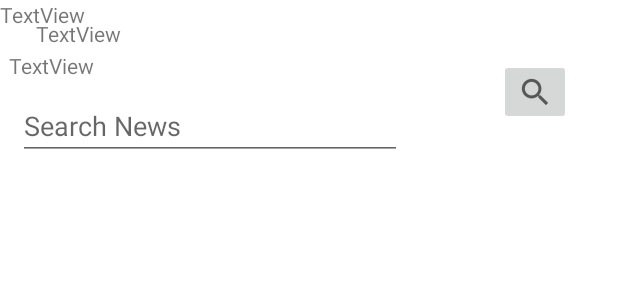
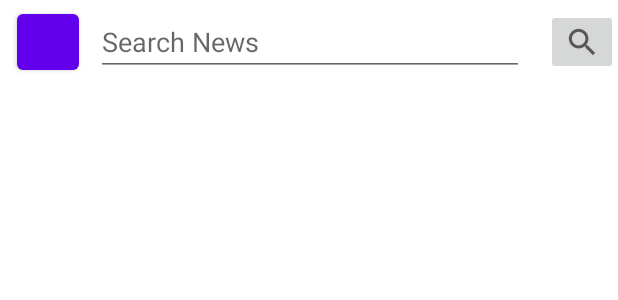
Before and after one commit to berkeavci/BerkeCanAvci_HW2, an Android app: the layout activity_main.xml on its own in the app's theme, with its tools: preview values and no code run, on a phone screen of 412 x 824 dp. Shown: the top 300 px of the screen. Run offline under Robolectric (Android 15) with nearby library versions, the phone set to English and light mode, and no system bars; network calls fail.

Commit message:
fix and refactor

```diff
--- a/app/src/main/java/com/avci/hw2/InitialActivity.java
+++ b/app/src/main/java/com/avci/hw2/InitialActivity.java
@@ -14,10 +14,9 @@ import android.view.View;
 import android.view.WindowManager;
 import android.widget.Button;
 import android.widget.EditText;
-import android.widget.TextView;
 import android.widget.Toast;
 
-import com.google.gson.JsonObject;
+import com.avci.hw2.data.database.DatabaseHelper;
 
 import org.json.JSONArray;
 import org.json.JSONException;
@@ -25,11 +24,9 @@ import org.json.JSONObject;
 
 import java.io.BufferedWriter;
 import java.io.File;
-import java.io.FileReader;
 import java.io.FileWriter;
 import java.io.IOException;
 import java.io.InputStream;
-import java.util.ArrayList;
 
 public class InitialActivity extends AppCompatActivity {
 
@@ -186,6 +183,7 @@ public class InitialActivity extends AppCompatActivity {
             @Override
             public void onClick(View v) {
                 Intent intent = new Intent(getBaseContext(), MainActivity.class);
+                dialogPrompt.dismiss();
                 startActivity(intent);
             }
         });
--- a/app/src/main/java/com/avci/hw2/ImageReplacement.java
+++ b/app/src/main/java/com/avci/hw2/data/ImageReplacement.java
@@ -1,4 +1,4 @@
-package com.avci.hw2;
+package com.avci.hw2.data;
 
 import android.content.Context;
 import android.widget.ImageView;
--- a/app/src/main/java/com/avci/hw2/RssFeedDataManager.java
+++ b/app/src/main/java/com/avci/hw2/data/RssFeedDataManager.java
@@ -1,4 +1,4 @@
-package com.avci.hw2;
+package com.avci.hw2.data;
 
 import android.content.Context;
 import android.util.Log;
@@ -9,6 +9,7 @@ import com.android.volley.Response;
 import com.android.volley.VolleyError;
 import com.android.volley.toolbox.StringRequest;
 import com.android.volley.toolbox.Volley;
+import com.avci.hw2.data.entities.RssObject;
 
 import org.json.JSONException;
 import org.json.JSONObject;
--- a/app/src/main/java/com/avci/hw2/DatabaseHelper.java
+++ b/app/src/main/java/com/avci/hw2/data/database/DatabaseHelper.java
@@ -1,4 +1,4 @@
-package com.avci.hw2;
+package com.avci.hw2.data.database;
 
 import android.content.ContentValues;
 import android.content.Context;
@@ -54,7 +54,7 @@ public class DatabaseHelper extends  SQLiteOpenHelper {
         Cursor cursor = db.query(tableName, columns, null, null, null, null,null);
         return cursor;
     }
-    public Cursor getSomeRecords( String tableName, String[] columns,String whereCondition ){
+    public Cursor getSomeRecords( String tableName, String[] columns, String whereCondition ){
         Cursor cursor = db.query(tableName, columns, whereCondition, null, null, null, null);
         return cursor;
     }
--- a/app/src/main/java/com/avci/hw2/Feed.java
+++ b/app/src/main/java/com/avci/hw2/data/entities/Feed.java
@@ -1,10 +1,7 @@
-package com.avci.hw2;
+package com.avci.hw2.data.entities;
 
-import org.json.JSONArray;
 import org.json.JSONException;
 import org.json.JSONObject;
-
-import java.util.ArrayList;
 
 public class Feed {
 
--- a/app/src/main/java/com/avci/hw2/Item.java
+++ b/app/src/main/java/com/avci/hw2/data/entities/Item.java
@@ -1,13 +1,14 @@
-package com.avci.hw2;
+package com.avci.hw2.data.entities;
 
 import android.os.Parcel;
 import android.os.Parcelable;
+
+import com.avci.hw2.data.Utility;
 
 import org.json.JSONArray;
 import org.json.JSONException;
 import org.json.JSONObject;
 
-import java.io.Serializable;
 import java.util.ArrayList;
 
 public class Item implements Parcelable {
--- a/app/src/main/java/com/avci/hw2/RssObject.java
+++ b/app/src/main/java/com/avci/hw2/data/entities/RssObject.java
@@ -1,4 +1,4 @@
-package com.avci.hw2;
+package com.avci.hw2.data.entities;
 
 import org.json.JSONException;
 import org.json.JSONObject;
--- a/app/src/main/res/layout/activity_main.xml
+++ b/app/src/main/res/layout/activity_main.xml
@@ -12,62 +12,55 @@
         android:layout_width="0dp"
         android:layout_height="0dp"
         android:layout_marginStart="19dp"
-        android:layout_marginTop="33dp"
         android:layout_marginEnd="19dp"
         android:layout_marginBottom="14dp"
         app:layout_constraintBottom_toBottomOf="parent"
         app:layout_constraintEnd_toEndOf="parent"
         app:layout_constraintStart_toStartOf="parent"
-        app:layout_constraintTop_toBottomOf="@+id/searchNews" />
+        app:layout_constraintTop_toBottomOf="@+id/search_holder" />
+
+    <androidx.constraintlayout.widget.ConstraintLayout
+        android:id="@+id/search_holder"
+        android:layout_width="match_parent"
+        android:layout_height="wrap_content"
+        app:layout_constraintEnd_toEndOf="parent"
+        app:layout_constraintStart_toStartOf="parent"
+        app:layout_constraintTop_toTopOf="parent">
+
+        <Button
+            android:id="@+id/refill_btn"
+            android:layout_width="41dp"
+            android:layout_height="49dp"
+            app:layout_constraintBottom_toBottomOf="parent"
+            app:layout_constraintEnd_toStartOf="@+id/searchNews"
+            app:layout_constraintStart_toStartOf="parent"
+            app:layout_constraintTop_toTopOf="parent" />
+
 
         <ImageButton
             android:id="@+id/searchBtn"
             android:layout_width="wrap_content"
             android:layout_height="wrap_content"
-        android:layout_marginTop="39dp"
-        android:layout_marginEnd="31dp"
+            app:layout_constraintBottom_toBottomOf="parent"
             app:layout_constraintEnd_toEndOf="parent"
             app:layout_constraintTop_toTopOf="parent"
             app:srcCompat="?android:attr/actionModeWebSearchDrawable" />
 
         <EditText
             android:id="@+id/searchNews"
-        android:layout_width="wrap_content"
-        android:layout_height="wrap_content"
-        android:layout_marginStart="12dp"
-        android:layout_marginTop="8dp"
+            android:layout_width="285dp"
+            android:layout_height="45dp"
+            android:layout_margin="5dp"
             android:ems="12"
             android:hint="Search News"
             android:inputType="textPersonName"
-        app:layout_constraintStart_toStartOf="parent"
-        app:layout_constraintTop_toBottomOf="@+id/fav_news_websiteTV" />
-
-    <TextView
-        android:id="@+id/userTV"
-        android:layout_width="wrap_content"
-        android:layout_height="wrap_content"
-        android:layout_marginStart="24dp"
-        android:layout_marginBottom="2dp"
-        android:text="TextView"
-        app:layout_constraintBottom_toTopOf="@+id/fav_news_websiteTV"
-        app:layout_constraintStart_toStartOf="parent" />
-
-    <TextView
-        android:id="@+id/fav_cryptoTV"
-        android:layout_width="wrap_content"
-        android:layout_height="wrap_content"
-        android:text="TextView"
-        app:layout_constraintStart_toStartOf="parent"
-        app:layout_constraintTop_toTopOf="parent" />
-
-    <TextView
-        android:id="@+id/fav_news_websiteTV"
-        android:layout_width="wrap_content"
-        android:layout_height="wrap_content"
-        android:layout_marginStart="6dp"
-        android:layout_marginTop="34dp"
-        android:text="TextView"
+            app:layout_constraintBottom_toBottomOf="parent"
+            app:layout_constraintEnd_toStartOf="@+id/searchBtn"
+            app:layout_constraintHorizontal_bias="0.859"
             app:layout_constraintStart_toStartOf="parent"
             app:layout_constraintTop_toTopOf="parent" />
 
     </androidx.constraintlayout.widget.ConstraintLayout>
+
+
+</androidx.constraintlayout.widget.ConstraintLayout>
--- a/app/src/main/res/layout/dialog_choice.xml
+++ b/app/src/main/res/layout/dialog_choice.xml
@@ -1,7 +1,7 @@
 <?xml version="1.0" encoding="utf-8"?>
 <LinearLayout xmlns:android="http://schemas.android.com/apk/res/android"
-    android:layout_width="match_parent"
-    android:layout_height="match_parent"
+    android:layout_width="300dp"
+    android:layout_height="wrap_content"
     android:id="@+id/dialog_linear_layout"
     android:orientation="vertical">
 
```
Also changed, not shown: app/build.gradle (+0 -9 lines), app/src/main/java/com/avci/hw2/FeedHolderActivity.java (+48 -38 lines), app/src/main/java/com/avci/hw2/MainActivity.java (+24 -57 lines), app/src/main/java/com/avci/hw2/NewsActivity.java (+3 -4 lines), app/src/main/java/com/avci/hw2/adapters/CustomSpinnerAdapter.java (renamed from app/src/main/java/com/avci/hw2/CustomSpinnerAdapter.java, +15 -2 lines), app/src/main/java/com/avci/hw2/adapters/RecyclerViewAdapter.java (renamed from app/src/main/java/com/avci/hw2/RecyclerViewAdapter.java, +5 -3 lines), app/src/main/java/com/avci/hw2/data/Utility.java (renamed from app/src/main/java/com/avci/hw2/Utility.java, +4 -7 lines), app/src/main/java/com/avci/hw2/data/database/ItemDB.java (renamed from app/src/main/java/com/avci/hw2/ItemDB.java, +11 -14 lines), app/src/main/res/layout/spinner_news_item.xml (+21 -21 lines), 2 other files. Lines whose indentation alone changed are shown as unchanged.
